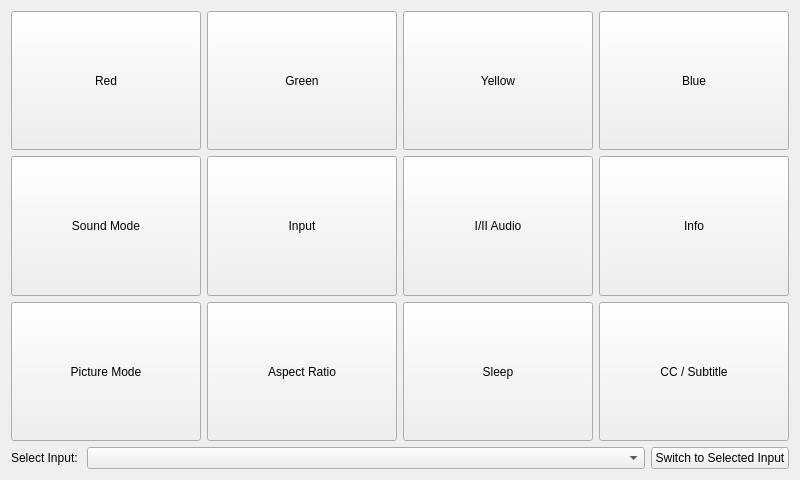
Above: forms/pirutilityform.ui from jpietrzak8/Pierogi before the change. Below: the same form after it.
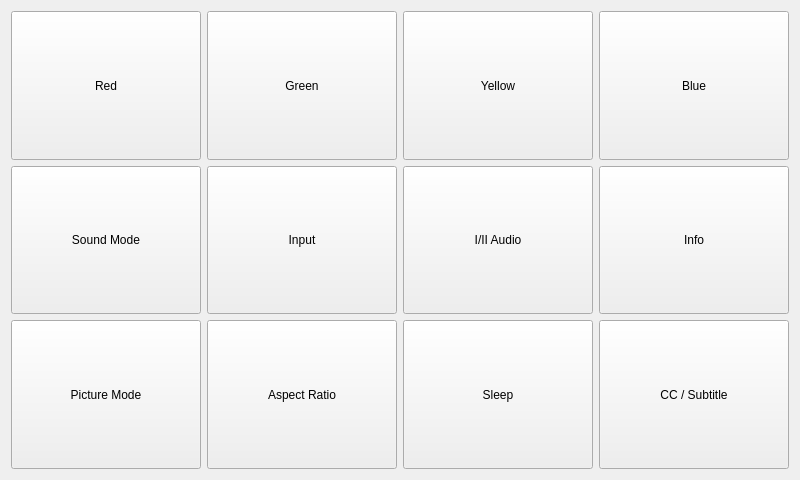
That is the form after the change. Icons and pictures are not drawn.

```diff
--- a/forms/pirutilityform.ui
+++ b/forms/pirutilityform.ui
@@ -210,46 +210,6 @@
      </property>
     </widget>
    </item>
-   <item row="3" column="0" colspan="4">
-    <layout class="QHBoxLayout" name="horizontalLayout">
-     <item>
-      <widget class="QLabel" name="inputSelectorLabel">
-       <property name="sizePolicy">
-        <sizepolicy hsizetype="Preferred" vsizetype="Fixed">
-         <horstretch>0</horstretch>
-         <verstretch>0</verstretch>
-        </sizepolicy>
-       </property>
-       <property name="text">
-        <string>Select Input: </string>
-       </property>
-      </widget>
-     </item>
-     <item>
-      <widget class="QComboBox" name="inputSelectorComboBox">
-       <property name="sizePolicy">
-        <sizepolicy hsizetype="Expanding" vsizetype="Fixed">
-         <horstretch>0</horstretch>
-         <verstretch>0</verstretch>
-        </sizepolicy>
-       </property>
-      </widget>
-     </item>
-     <item>
-      <widget class="QPushButton" name="selectInputPushButton">
-       <property name="sizePolicy">
-        <sizepolicy hsizetype="Minimum" vsizetype="Fixed">
-         <horstretch>0</horstretch>
-         <verstretch>0</verstretch>
-        </sizepolicy>
-       </property>
-       <property name="text">
-        <string>Switch to Selected Input</string>
-       </property>
-      </widget>
-     </item>
-    </layout>
-   </item>
   </layout>
  </widget>
  <resources>
```
Left out of the diff: 32 changed lines with no effect on the pictures.
